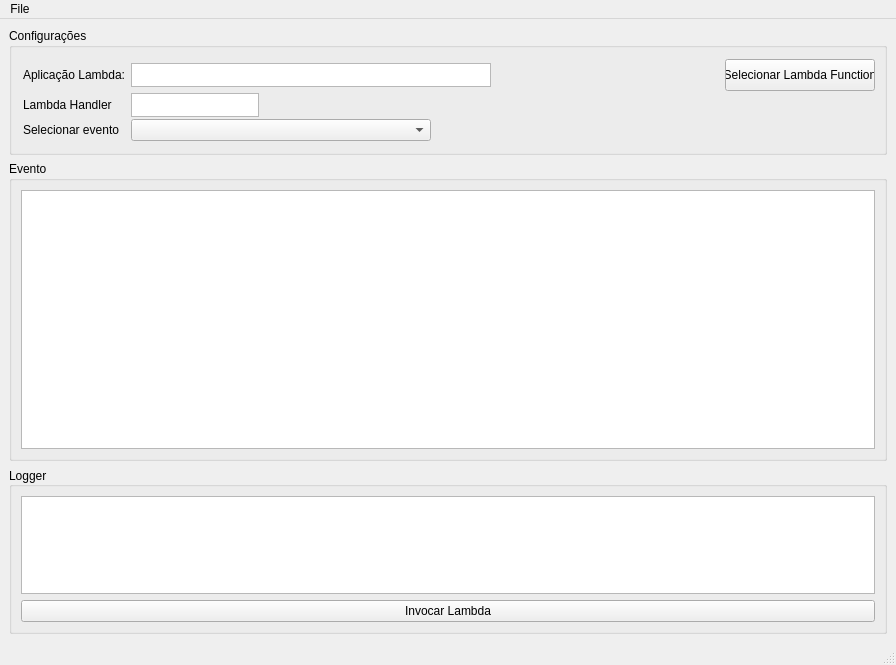
The window that Ui/lambda-test-tool-ui.ui (guibhere/python-lambda-test-tool) describes before a commit, drawn with Qt 5.
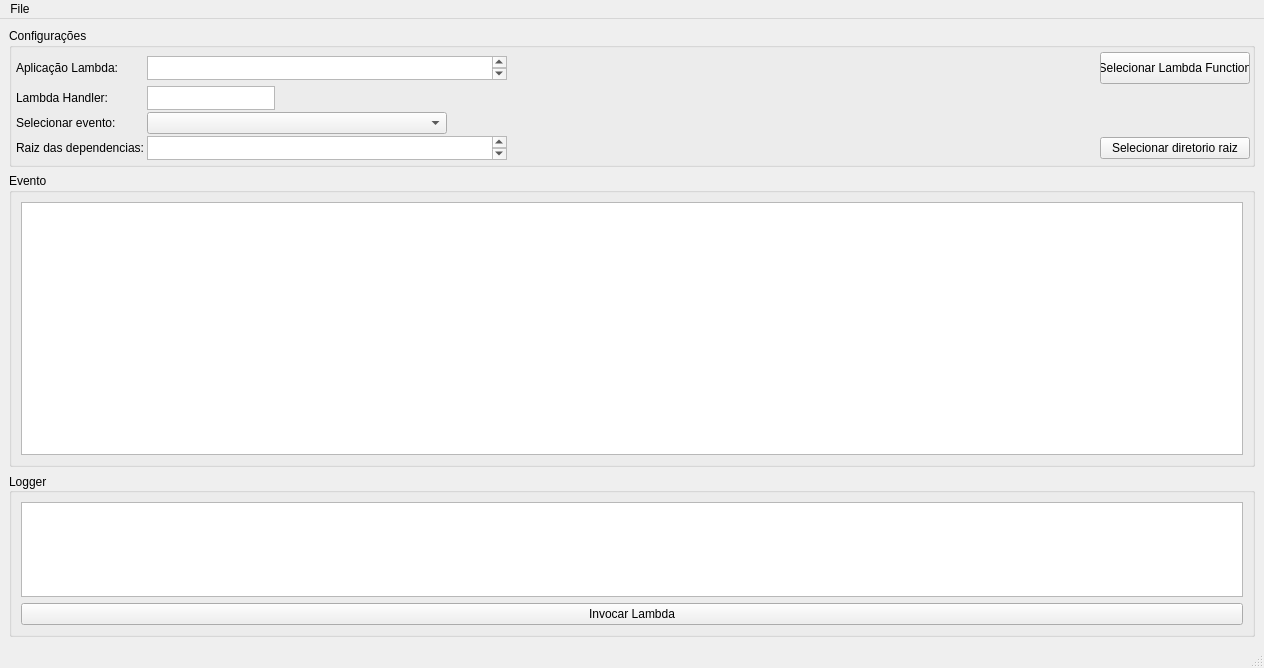
The same window after the commit.

Commit message: campo para dir de dependencias

Diff of the .ui file:
```diff
--- a/Ui/lambda-test-tool-ui.ui
+++ b/Ui/lambda-test-tool-ui.ui
@@ -6,8 +6,8 @@
    <rect>
     <x>0</x>
     <y>0</y>
-    <width>896</width>
-    <height>665</height>
+    <width>1264</width>
+    <height>668</height>
    </rect>
   </property>
   <property name="sizePolicy">
@@ -36,6 +36,9 @@
     <bool>false</bool>
    </property>
    <layout class="QGridLayout" name="gridLayout_4" rowstretch="1,9,5" rowminimumheight="0,0,0">
+    <property name="leftMargin">
+     <number>9</number>
+    </property>
     <item row="0" column="0" alignment="Qt::AlignTop">
      <widget class="QGroupBox" name="config_groupBox">
       <property name="layoutDirection">
@@ -48,8 +51,23 @@
        <string>Configurações</string>
       </property>
       <layout class="QHBoxLayout" name="horizontalLayout">
+       <property name="spacing">
+        <number>2</number>
+       </property>
+       <property name="leftMargin">
+        <number>2</number>
+       </property>
+       <property name="topMargin">
+        <number>2</number>
+       </property>
+       <property name="rightMargin">
+        <number>2</number>
+       </property>
+       <property name="bottomMargin">
+        <number>2</number>
+       </property>
        <item>
-        <layout class="QGridLayout" name="_2" rowstretch="0,0,0" columnstretch="0,9,0">
+        <layout class="QGridLayout" name="_2" rowstretch="0,0,0,0" columnstretch="0,9,0">
          <property name="sizeConstraint">
           <enum>QLayout::SetDefaultConstraint</enum>
          </property>
@@ -65,6 +83,64 @@
          <property name="spacing">
           <number>2</number>
          </property>
+         <item row="1" column="0" alignment="Qt::AlignLeft|Qt::AlignVCenter">
+          <widget class="QLabel" name="label_2">
+           <property name="text">
+            <string>Lambda Handler:</string>
+           </property>
+          </widget>
+         </item>
+         <item row="2" column="1" alignment="Qt::AlignLeft|Qt::AlignVCenter">
+          <widget class="QComboBox" name="evento_comboBox">
+           <property name="sizePolicy">
+            <sizepolicy hsizetype="Maximum" vsizetype="Maximum">
+             <horstretch>0</horstretch>
+             <verstretch>0</verstretch>
+            </sizepolicy>
+           </property>
+           <property name="minimumSize">
+            <size>
+             <width>300</width>
+             <height>0</height>
+            </size>
+           </property>
+          </widget>
+         </item>
+         <item row="2" column="0" alignment="Qt::AlignLeft|Qt::AlignVCenter">
+          <widget class="QLabel" name="label_3">
+           <property name="text">
+            <string>Selecionar evento:</string>
+           </property>
+          </widget>
+         </item>
+         <item row="3" column="0" alignment="Qt::AlignLeft|Qt::AlignVCenter">
+          <widget class="QLabel" name="label_4">
+           <property name="sizePolicy">
+            <sizepolicy hsizetype="Minimum" vsizetype="Minimum">
+             <horstretch>0</horstretch>
+             <verstretch>0</verstretch>
+            </sizepolicy>
+           </property>
+           <property name="minimumSize">
+            <size>
+             <width>0</width>
+             <height>0</height>
+            </size>
+           </property>
+           <property name="maximumSize">
+            <size>
+             <width>999</width>
+             <height>999</height>
+            </size>
+           </property>
+           <property name="toolTip">
+            <string>Caminho para o diretorio da raiz de dependencias do projeto</string>
+           </property>
+           <property name="text">
+            <string>Raiz das dependencias:</string>
+           </property>
+          </widget>
+         </item>
          <item row="1" column="1" alignment="Qt::AlignLeft|Qt::AlignVCenter">
           <widget class="QPlainTextEdit" name="handler_name_textEdit">
            <property name="enabled">
@@ -107,33 +183,62 @@
            </property>
           </widget>
          </item>
-         <item row="2" column="1" alignment="Qt::AlignLeft|Qt::AlignVCenter">
-          <widget class="QComboBox" name="evento_comboBox">
+         <item row="0" column="1" alignment="Qt::AlignLeft|Qt::AlignVCenter">
+          <widget class="QTextEdit" name="app_path_textEdit">
            <property name="sizePolicy">
-            <sizepolicy hsizetype="Maximum" vsizetype="Maximum">
+            <sizepolicy hsizetype="Expanding" vsizetype="Fixed">
              <horstretch>0</horstretch>
              <verstretch>0</verstretch>
             </sizepolicy>
            </property>
            <property name="minimumSize">
             <size>
-             <width>300</width>
+             <width>360</width>
+             <height>24</height>
+            </size>
+           </property>
+           <property name="maximumSize">
+            <size>
+             <width>1980</width>
+             <height>24</height>
+            </size>
+           </property>
+           <property name="sizeIncrement">
+            <size>
+             <width>0</width>
              <height>0</height>
             </size>
            </property>
-          </widget>
-         </item>
-         <item row="1" column="0" alignment="Qt::AlignLeft|Qt::AlignVCenter">
-          <widget class="QLabel" name="label_2">
-           <property name="text">
-            <string>Lambda Handler</string>
+           <property name="font">
+            <font>
+             <pointsize>7</pointsize>
+            </font>
            </property>
-          </widget>
-         </item>
-         <item row="2" column="0" alignment="Qt::AlignLeft|Qt::AlignVCenter">
-          <widget class="QLabel" name="label_3">
-           <property name="text">
-            <string>Selecionar evento</string>
+           <property name="toolTip">
+            <string>Localização do entrypoint da aplicação lambda.</string>
+           </property>
+           <property name="layoutDirection">
+            <enum>Qt::LeftToRight</enum>
+           </property>
+           <property name="autoFillBackground">
+            <bool>false</bool>
+           </property>
+           <property name="verticalScrollBarPolicy">
+            <enum>Qt::ScrollBarAsNeeded</enum>
+           </property>
+           <property name="horizontalScrollBarPolicy">
+            <enum>Qt::ScrollBarAsNeeded</enum>
+           </property>
+           <property name="sizeAdjustPolicy">
+            <enum>QAbstractScrollArea::AdjustIgnored</enum>
+           </property>
+           <property name="html">
+            <string>&lt;!DOCTYPE HTML PUBLIC &quot;-//W3C//DTD HTML 4.0//EN&quot; &quot;http://www.w3.org/TR/REC-html40/strict.dtd&quot;&gt;
+&lt;html&gt;&lt;head&gt;&lt;meta name=&quot;qrichtext&quot; content=&quot;1&quot; /&gt;&lt;style type=&quot;text/css&quot;&gt;
+p, li { white-space: pre-wrap; }
+&lt;/style&gt;&lt;/head&gt;&lt;body style=&quot; font-family:'MS Shell Dlg 2'; font-size:7pt; font-weight:400; font-style:normal;&quot;&gt;
+&lt;p style=&quot;-qt-paragraph-type:empty; margin-top:0px; margin-bottom:0px; margin-left:0px; margin-right:0px; -qt-block-indent:0; text-indent:0px;&quot;&gt;&lt;br /&gt;&lt;/p&gt;
+&lt;p style=&quot;-qt-paragraph-type:empty; margin-top:0px; margin-bottom:0px; margin-left:0px; margin-right:0px; -qt-block-indent:0; text-indent:0px;&quot;&gt;&lt;br /&gt;&lt;/p&gt;&lt;/body&gt;&lt;/html&gt;</string>
            </property>
           </widget>
          </item>
@@ -165,55 +270,45 @@
            </property>
           </widget>
          </item>
-         <item row="0" column="1" alignment="Qt::AlignLeft|Qt::AlignVCenter">
-          <widget class="QTextEdit" name="app_path_textEdit">
-           <property name="sizePolicy">
-            <sizepolicy hsizetype="Expanding" vsizetype="Fixed">
-             <horstretch>0</horstretch>
-             <verstretch>0</verstretch>
-            </sizepolicy>
-           </property>
-           <property name="minimumSize">
-            <size>
-             <width>360</width>
-             <height>24</height>
-            </size>
-           </property>
-           <property name="maximumSize">
-            <size>
-             <width>0</width>
-             <height>0</height>
-            </size>
-           </property>
-           <property name="sizeIncrement">
-            <size>
-             <width>0</width>
-             <height>0</height>
-            </size>
-           </property>
-           <property name="font">
-            <font>
-             <pointsize>7</pointsize>
-            </font>
-           </property>
-           <property name="toolTip">
-            <string>Localização do entrypoint da aplicação lambda.</string>
-           </property>
-           <property name="layoutDirection">
-            <enum>Qt::LeftToRight</enum>
-           </property>
-           <property name="sizeAdjustPolicy">
-            <enum>QAbstractScrollArea::AdjustIgnored</enum>
-           </property>
-          </widget>
-         </item>
-         <item row="0" column="0">
+         <item row="0" column="0" alignment="Qt::AlignLeft|Qt::AlignVCenter">
           <widget class="QLabel" name="label">
            <property name="text">
             <string>Aplicação Lambda: </string>
            </property>
           </widget>
          </item>
+         <item row="3" column="1" alignment="Qt::AlignLeft|Qt::AlignVCenter">
+          <widget class="QPlainTextEdit" name="dep_path_TextEdit">
+           <property name="sizePolicy">
+            <sizepolicy hsizetype="Expanding" vsizetype="Maximum">
+             <horstretch>0</horstretch>
+             <verstretch>0</verstretch>
+            </sizepolicy>
+           </property>
+           <property name="minimumSize">
+            <size>
+             <width>360</width>
+             <height>24</height>
+            </size>
+           </property>
+           <property name="maximumSize">
+            <size>
+             <width>9464646</width>
+             <height>24</height>
+            </size>
+           </property>
+           <property name="sizeAdjustPolicy">
+            <enum>QAbstractScrollArea::AdjustIgnored</enum>
+           </property>
+          </widget>
+         </item>
+         <item row="3" column="2">
+          <widget class="QPushButton" name="select_dep_dir_pushButton">
+           <property name="text">
+            <string>Selecionar diretorio raiz</string>
+           </property>
+          </widget>
+         </item>
         </layout>
        </item>
       </layout>
@@ -290,7 +385,7 @@
     <rect>
      <x>0</x>
      <y>0</y>
-     <width>896</width>
+     <width>1264</width>
      <height>21</height>
     </rect>
    </property>
```
The commit also changes 2 other files.
